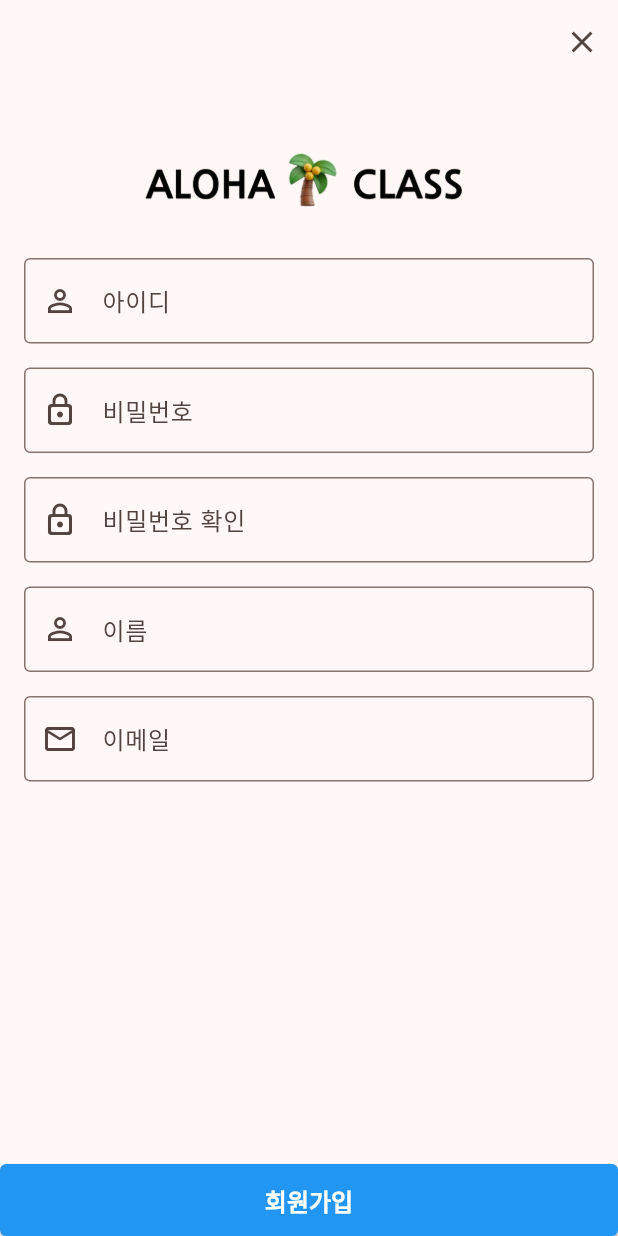
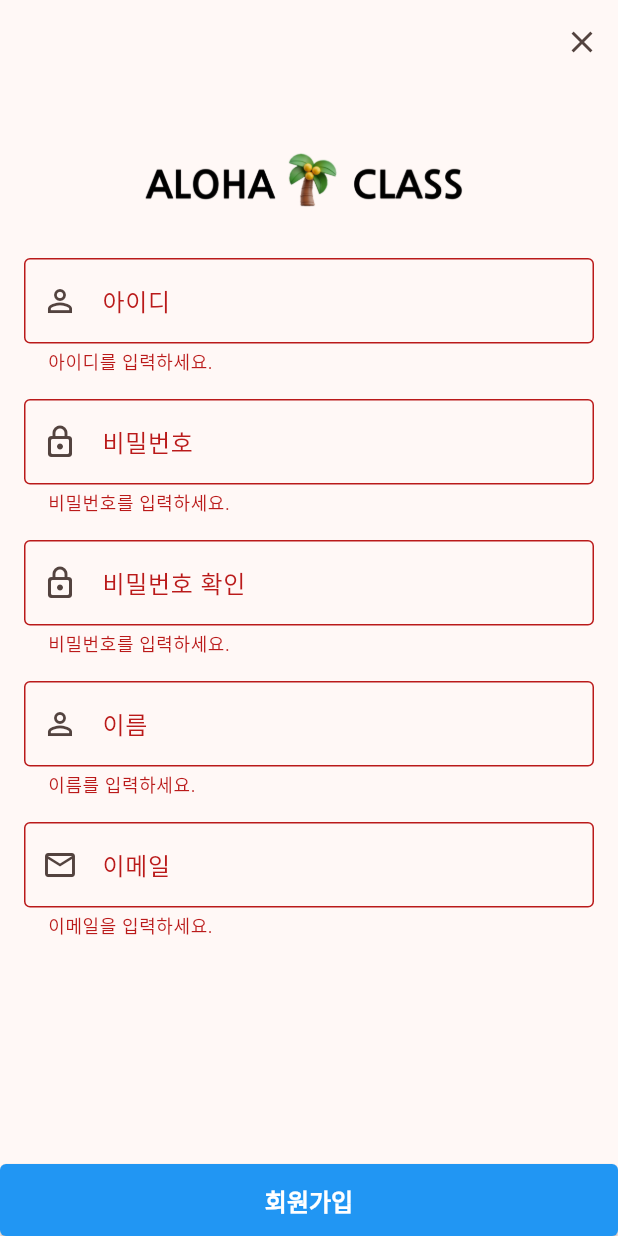
Before and after one commit to youngmoon97/flutter_practice, a Flutter app: the JoinScreen screen opened by its route, after a tap on "회원가입", on a phone screen of 412 x 824 dp. Run offline on Flutter 3.47's test engine with Material 3 defaults, Android fonts, the light colour scheme and no system bars; our stand-ins replace dio, flutter_secure_storage; accounts and stored records are empty.

```diff
--- /dev/null
+++ b/lib/notifications/snackbar.dart
@@ -0,0 +1,34 @@
+import 'package:flutter/material.dart';
+
+class Snackbar {
+  final String text;
+  final IconData icon;
+  final int duration;
+  final Color color;
+  final Color backgroundColor;
+
+  Snackbar({
+    required this.text,
+    this.icon = Icons.info,
+    this.duration = 3,
+    this.color = Colors.white,
+    this.backgroundColor = Colors.black,
+  });
+  void shoSnackbar(BuildContext context) {
+    ScaffoldMessenger.of(context).showSnackBar(
+      SnackBar(
+        content: Row(
+          children: [
+            Icon(icon, color: color),
+            const SizedBox(width: 8),
+            Expanded(child: Text(text, style: TextStyle(color: color))),
+          ],
+        ),
+        duration: Duration(seconds: duration),
+        backgroundColor: backgroundColor,
+        behavior: SnackBarBehavior.floating,
+        shape: RoundedRectangleBorder(borderRadius: BorderRadius.circular(10)),
+      ),
+    );
+  }
+}
--- a/lib/screens/auth/join_screen.dart
+++ b/lib/screens/auth/join_screen.dart
@@ -1,4 +1,5 @@
 import 'package:flutter/material.dart';
+import 'package:flutter_app_prac/notifications/snackbar.dart';
 import 'package:flutter_app_prac/services/user_services.dart';
 import 'package:flutter_app_prac/widgets/common_bottom_navigation_bar.dart';
 import 'package:flutter_app_prac/widgets/custom_button.dart';
@@ -49,7 +50,12 @@ class _JoinScreenState extends State<JoinScreen> {
                 ),
               ),
               TextFormField(
-                validator: (value) {},
+                validator: (value) {
+                  if (value == null || value.isEmpty) {
+                    return '아이디를 입력하세요.';
+                  }
+                  return null; // 유효성 검사 통과
+                },
                 decoration: InputDecoration(
                   labelText: '아이디',
                   hintText: '아이디를 입력하세요.',
@@ -68,7 +74,15 @@ class _JoinScreenState extends State<JoinScreen> {
               const SizedBox(height: 16),
 
               TextFormField(
-                validator: (value) {},
+                validator: (value) {
+                  if (value == null || value.isEmpty) {
+                    return '비밀번호를 입력하세요.';
+                  }
+                  if (value.length < 6) {
+                    return '비밀번호는 6자 이상이어야 합니다.';
+                  }
+                  return null; // 유효성 검사 통과
+                },
                 decoration: InputDecoration(
                   labelText: '비밀번호',
                   hintText: '비밀번호를 입력하세요.',
@@ -88,7 +102,15 @@ class _JoinScreenState extends State<JoinScreen> {
               const SizedBox(height: 16),
 
               TextFormField(
-                validator: (value) {},
+                validator: (value) {
+                  if (value == null || value.isEmpty) {
+                    return '비밀번호를 입력하세요.';
+                  }
+                  if (value != _password) {
+                    return '비밀번호가 일치하지 않습니다.';
+                  }
+                  return null; // 유효성 검사 통과
+                },
                 decoration: InputDecoration(
                   labelText: '비밀번호 확인',
                   hintText: '비밀번호 확인를 입력하세요.',
@@ -108,7 +130,12 @@ class _JoinScreenState extends State<JoinScreen> {
               const SizedBox(height: 16),
 
               TextFormField(
-                validator: (value) {},
+                validator: (value) {
+                  if (value == null || value.isEmpty) {
+                    return '이름를 입력하세요.';
+                  }
+                  return null; // 유효성 검사 통과
+                },
                 decoration: InputDecoration(
                   labelText: '이름',
                   hintText: '이름을 입력하세요.',
@@ -127,7 +154,18 @@ class _JoinScreenState extends State<JoinScreen> {
               const SizedBox(height: 16),
 
               TextFormField(
-                validator: (value) {},
+                validator: (value) {
+                  if (value == null || value.isEmpty) {
+                    return '이메일을 입력하세요.';
+                  }
+                  bool emailValid = RegExp(
+                    r'^[a-zA-Z0-9._%+-]+@[a-zA-Z0-9.-]+\.[a-zA-Z]{2,}$',
+                  ).hasMatch(value);
+                  if (!emailValid) {
+                    return '유효한 이메일을 입력해주세요.';
+                  }
+                  return null; // 유효성 검사 통과
+                },
                 decoration: InputDecoration(
                   labelText: '이메일',
                   hintText: '이메일를 입력하세요.',
@@ -152,15 +190,8 @@ class _JoinScreenState extends State<JoinScreen> {
         text: "회원가입",
         inFullWidth: true,
         onPressed: () async {
-          print("클릭클릭");
           // 회원가입 요청
           if (!_formKey.currentState!.validate()) {
-            return;
-          }
-          if (_password != _confirmPassword) {
-            ScaffoldMessenger.of(
-              context,
-            ).showSnackBar(SnackBar(content: Text('비밀번호가 일치하지 않습니다.')));
             return;
           }
           bool result = await userServices.registerUser({
@@ -171,9 +202,21 @@ class _JoinScreenState extends State<JoinScreen> {
           });
           if (result) {
             print("회원가입 성공");
+            Snackbar(
+              text: '회원가입 성공하였습니다.',
+              icon: Icons.check_circle,
+              duration: 2,
+              backgroundColor: Colors.greenAccent,
+            ).shoSnackbar(context);
             Navigator.pop(context);
           } else {
             print("회원가입 실패");
+            Snackbar(
+              text: '회원가입 실패하였습니다.',
+              icon: Icons.error,
+              duration: 2,
+              backgroundColor: Colors.redAccent,
+            ).shoSnackbar(context);
           }
         },
       ),
--- a/lib/services/user_services.dart
+++ b/lib/services/user_services.dart
@@ -1,13 +1,7 @@
 import 'package:dio/dio.dart';
 
 class UserServices {
-  final Dio _dio = Dio(
-    // BaseOptions(
-    //   baseUrl: 'https://10.0.2.2:8080', // API URL
-    //   connectTimeout: 5000, // 5 seconds
-    //   receiveTimeout: 3000, // 3 seconds
-    // ),
-  );
+  final Dio _dio = Dio();
   // final String host = 'http://10.0.2.2:8080'; // API URL
   final String host = 'http://localhost:8080'; // API URL
 
```
Also changed, not shown: lib/main.dart (+13 -1 lines), lib/provider/user_provider.dart (+35 -83 lines), lib/screens/auth/login_screen.dart (+44 -1 lines), lib/screens/mypage/profile_screen.dart (+19 -0 lines), lib/widgets/custom_drawer.dart (+25 -8 lines).
